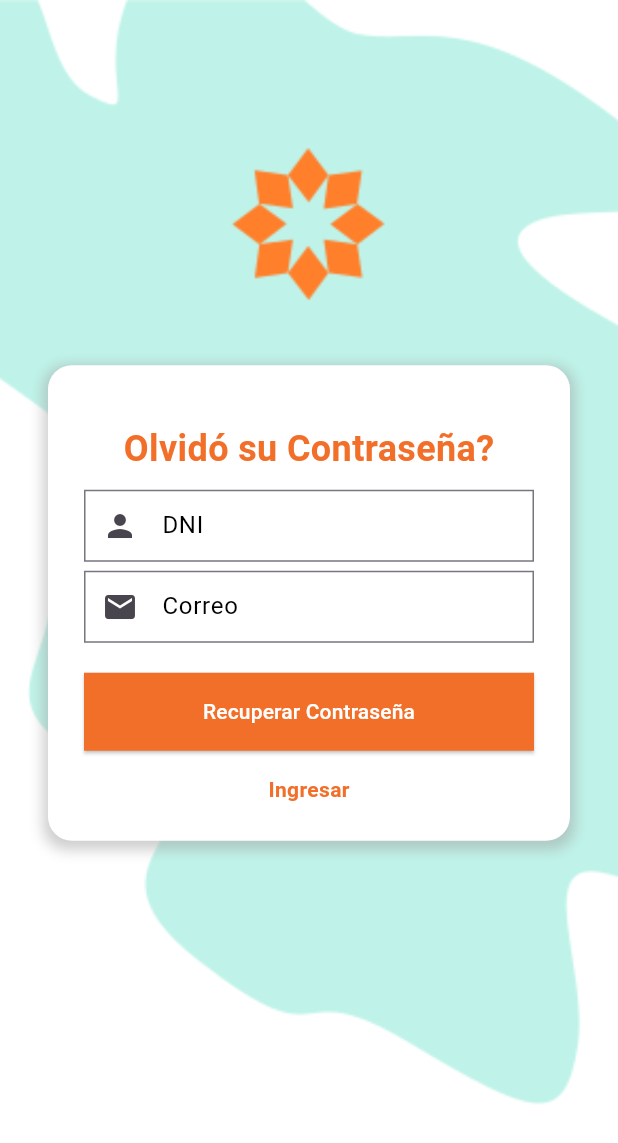
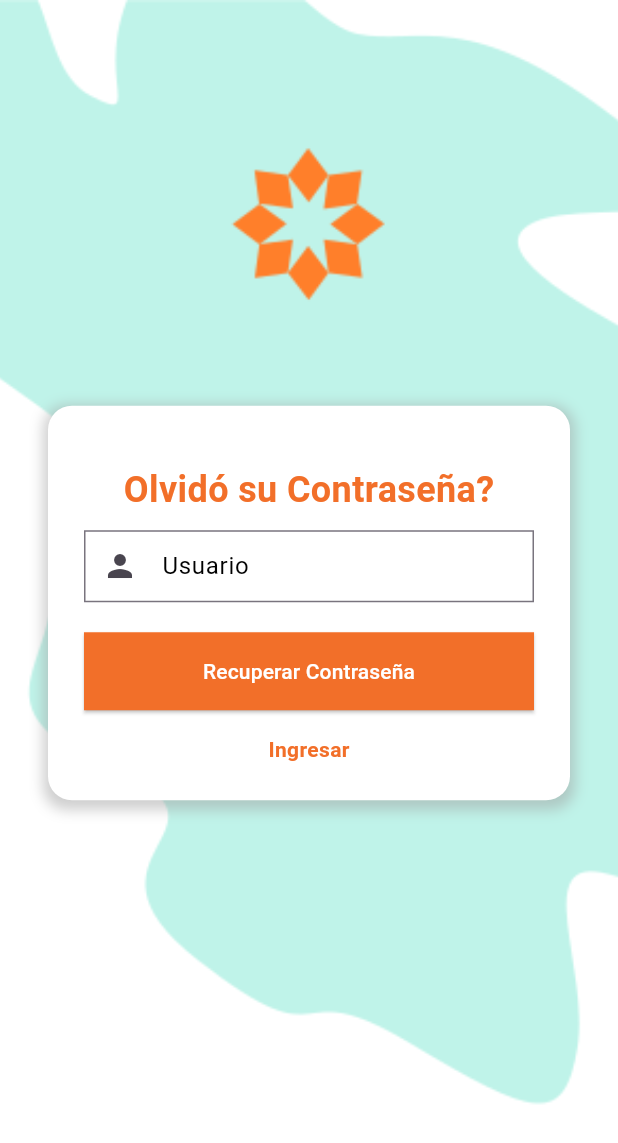
Before and after one commit to Denwort/asistencia-ulima, a Flutter app: the screen it shows after launch, after a tap on "Ingresar", after a tap on "Recuperar Contraseña", on a phone screen of 412 x 824 dp. Shown: the top 1143 px of the screen. Run offline on Flutter 3.47's test engine with Material 3 defaults, Android fonts, the phone set to English and light mode, and no system bars; our stand-ins replace font_awesome_flutter, get, qr_flutter, shared_preferences; missing offline and left inert: qr_code_scanner; network calls fail.

Commit message:
ahora si funka :D

```diff
--- a/lib/configs/constants.dart
+++ b/lib/configs/constants.dart
@@ -1,4 +1,4 @@
 // lib/configs/constansts.dart
-const String BASE_URL = "http://192.168.18.92:4567/";
+const String BASE_URL = "http://192.168.1.11:4567/";
 
 //ESTO CAMBIAR SEGUN SU IP --> ACCEDIENDO A IPCONFIG en la terminal
--- a/lib/models/entities/Usuario.dart
+++ b/lib/models/entities/Usuario.dart
@@ -11,6 +11,7 @@ class Usuario {
   String rol;
   String nombres;
   String apellidos;
+  String correo;
 
   Usuario.empty()
       : id = 0,
@@ -18,7 +19,8 @@ class Usuario {
         contrasenia = '',
         rol = '',
         nombres = '',
-        apellidos = '';
+        apellidos = '',
+        correo = '';
 
   Usuario({
     required this.id,
@@ -27,6 +29,7 @@ class Usuario {
     required this.rol,
     required this.nombres,
     required this.apellidos,
+    required this.correo,
   });
 
   factory Usuario.fromJson(Map<String, dynamic> json) => Usuario(
@@ -36,6 +39,7 @@ class Usuario {
         rol: json["rol"],
         nombres: json["nombres"],
         apellidos: json["apellidos"],
+        correo: json["correo"],
       );
 
   Map<String, dynamic> toJson() => {
@@ -45,11 +49,12 @@ class Usuario {
         "rol": rol,
         "nombres": nombres,
         "apellidos": apellidos,
+        "correo": correo,
       };
 
   @override
   String toString() {
-    return 'Usuario -> id: ${id}, usuario: ${this.usuario}, contrasenia: ${this.contrasenia}, rol: ${this.rol}, nombres: ${this.nombres}, apellidos: ${this.apellidos}';
+    return 'Usuario -> id: ${id}, usuario: ${this.usuario}, contrasenia: ${this.contrasenia}, rol: ${this.rol}, nombres: ${this.nombres}, apellidos: ${this.apellidos}, correo: ${this.correo}';
   }
 
   static List<Usuario> lista = [
@@ -61,6 +66,7 @@ class Usuario {
       rol: 'profesor',
       nombres: 'Pepe',
       apellidos: 'Valdivia',
+      correo: "pepe@gmail.com",
     ),
     // ESTE USUARIO SI HACE MATCH CON EL DE LA BASE DE DATOS
     Usuario(
@@ -70,6 +76,7 @@ class Usuario {
       rol: 'profesor',
       nombres: 'Hernan',
       apellidos: 'Nina',
+      correo: "nina@gmail.com",
     ),
     // ESTE USUARIO SI HACE MATCH CON EL DE LA BASE DE DATOS
     Usuario(
@@ -79,6 +86,7 @@ class Usuario {
       rol: 'alumno',
       nombres: 'mateo',
       apellidos: 'alvarez',
+      correo: "20212407@aloe.ulima.edu.pe",
     ),
     Usuario(
       id: 1,
@@ -87,6 +95,7 @@ class Usuario {
       rol: 'alumno',
       nombres: 'cliff',
       apellidos: 'de la cruz',
+      correo: "cliff@gmail.com",
     ),
   ];
 }
--- a/lib/pages/login/login_controller.dart
+++ b/lib/pages/login/login_controller.dart
@@ -4,7 +4,7 @@ import 'package:get/get_rx/get_rx.dart';
 import 'package:ulimagym/pages/home/home_page.dart';
 import '../../models/entities/Usuario.dart';
 import '../recover/recover_page.dart';
-import '../../auth/authService.dart';
+import 'package:ulimagym/services/login_service.dart';
 
 class LoginController extends GetxController {
   TextEditingController userController = TextEditingController();
@@ -12,46 +12,28 @@ class LoginController extends GetxController {
   RxString message = ''.obs;
   var messageColor = Colors.white.obs;
 
-  List<Usuario> usuarios = Usuario.lista;
-
   Future<void> login(BuildContext context) async {
-    print('hola desde el controlador');
-    print(userController.text);
-    print(passController.text);
     String user = userController.text;
     String password = passController.text;
-    bool found = false;
-    Usuario userLogged = Usuario.empty();
-    for (Usuario u in this.usuarios) {
-      print('1 ++++++++++++++++++++');
-      print(user);
-      print(password);
-      print(u);
-      if (u.usuario == user && u.contrasenia == password) {
-        found = true;
-        userLogged = u;
-      }
-    }
 
-    //se agrego una condicional con el fin de identificar al profesor
-
-    if (found) {
+     try {
+      Usuario userLogged = await LoginService().login(user, password);
       print('usuario correcto');
       message.value = 'Usuario correcto';
       messageColor.value = Colors.green;
-      await AuthService().saveUsuario(userLogged);
+
       Navigator.of(context).pushAndRemoveUntil(
         MaterialPageRoute(
-            builder: (context) => HomePage(usuarioLogged: userLogged,)
-            ),
-            (Route<dynamic> route) => false,
+          builder: (context) => HomePage(usuarioLogged: userLogged),
+        ),
+        (Route<dynamic> route) => false,
       );
-
-    } else {
+    } catch (e) {
       print('error: usuario incorrecto');
       message.value = 'Usuario incorrecto';
       messageColor.value = Colors.red;
     }
+
     Future.delayed(Duration(seconds: 5), () {
       message.value = '';
     });
--- a/lib/pages/recover/recover_controller.dart
+++ b/lib/pages/recover/recover_controller.dart
@@ -1,13 +1,24 @@
 import 'package:flutter/material.dart';
 import 'package:get/get.dart';
+import 'dart:convert';
+import 'package:http/http.dart' as http;
+import '../../models/entities/Usuario.dart';
+import '../recover/recover_page.dart';
+import 'package:ulimagym/services/recuperar_service.dart';
+import 'package:ulimagym/pages/home/home_page.dart';
 
 class RecoverController extends GetxController {
-  TextEditingController dniController = TextEditingController();
-  TextEditingController emailController = TextEditingController();
-  RxString message = 'primer mensaje'.obs;
-  var messageColor = Colors.white.obs;
+  TextEditingController usernameController = TextEditingController();
 
-  void resetPassword() {
-    print('falta resetPassword');
+  Future<void> resetPassword(BuildContext context) async {
+    String username = usernameController.text;
+
+    try {
+      await RecuperarService().recuperar(username);
+      print('usuario correcto');
+    } catch (e) {
+      print('error: usuario incorrecto');
+      print(e);
+    }
   }
 }
--- a/lib/pages/recover/recover_page.dart
+++ b/lib/pages/recover/recover_page.dart
@@ -1,6 +1,5 @@
 import 'package:flutter/material.dart';
 import 'package:get/get.dart';
-import 'package:ulimagym/pages/login/login_page.dart';
 import 'recover_controller.dart';
 
 class RecoverPage extends StatelessWidget {
@@ -43,7 +42,7 @@ class RecoverPage extends StatelessWidget {
   Widget _form(BuildContext context, bool isKeyboardOpen) {
     return Container(
       padding: EdgeInsets.all(24.0),
-      margin: EdgeInsets.fromLTRB(0.0, 0.0 , 0.0 , isKeyboardOpen ? 200.0 : 0.0),
+      margin: EdgeInsets.fromLTRB(0.0, 0.0, 0.0, isKeyboardOpen ? 200.0 : 0.0),
       decoration: BoxDecoration(
         color: Colors.white,
         borderRadius: BorderRadius.circular(16.0),
@@ -72,7 +71,7 @@ class RecoverPage extends StatelessWidget {
           TextFormField(
             style: TextStyle(fontSize: 16),
             decoration: InputDecoration(
-              labelText: 'DNI',
+              labelText: 'Usuario',
               labelStyle: TextStyle(color: Colors.black),
               prefixIcon: Icon(Icons.person),
               border: OutlineInputBorder(
@@ -83,31 +82,14 @@ class RecoverPage extends StatelessWidget {
                 borderSide: BorderSide(color: Colors.black),
               ),
             ),
-            controller: control.dniController,
-          ),
-          SizedBox(height: 6),
-          TextFormField(
-            style: TextStyle(fontSize: 16),
-            decoration: InputDecoration(
-              labelText: 'Correo',
-              labelStyle: TextStyle(color: Colors.black),
-              prefixIcon: Icon(Icons.email),
-              border: OutlineInputBorder(
-                borderRadius: BorderRadius.zero,
-              ),
-              contentPadding: EdgeInsets.symmetric(vertical: 10, horizontal: 10),
-              focusedBorder: OutlineInputBorder(
-                borderSide: BorderSide(color: Colors.black),
-              ),
-            ),
-            controller: control.emailController,
+            controller: control.usernameController,
           ),
           SizedBox(height: 20),
           SizedBox(
             width: double.infinity,
             child: ElevatedButton(
               onPressed: () {
-                control.resetPassword();
+                control.resetPassword(context);
               },
               style: ElevatedButton.styleFrom(
                 backgroundColor: Color(0xFFF26F29),
--- /dev/null
+++ b/lib/services/login_service.dart
@@ -0,0 +1,22 @@
+import 'dart:convert';
+import 'package:ulimagym/configs/constants.dart';
+import 'package:http/http.dart' as http;
+import '../models/entities/Usuario.dart';
+
+class LoginService {
+  Future<Usuario> login(String usuario, String contrasenia) async {
+    final url = Uri.parse('${BASE_URL}login?usuario=$usuario&contrasenia=$contrasenia');
+
+    final response = await http.get(url);
+
+    print('Status Code: ${response.statusCode}');
+    print('Response Body: ${response.body}');
+
+    if (response.statusCode == 200) {
+      final Map<String, dynamic> jsonResponse = jsonDecode(response.body);
+      return Usuario.fromJson(jsonResponse);
+    } else {
+      throw Exception('Failed to login');
+    }
+  }
+}
--- /dev/null
+++ b/lib/services/recuperar_service.dart
@@ -0,0 +1,20 @@
+import 'dart:convert';
+import 'package:ulimagym/configs/constants.dart';
+import 'package:http/http.dart' as http;
+import '../models/entities/Usuario.dart';
+
+class RecuperarService {
+  Future<void> recuperar(String usuario) async {
+    final url = Uri.parse('${BASE_URL}recuperar?usuario=$usuario');
+    final response = await http.get(url);
+
+    print('Status Code: ${response.statusCode}');
+    print('Response Body: ${response.body}');
+
+    if (response.statusCode == 200) {
+      final Map<String, dynamic> jsonResponse = jsonDecode(response.body);
+    } else {
+      throw Exception('Failed to login');
+    }
+  }
+}
```
Also changed, not shown: lib/models/entities/Usuario1.dart (added, +69 -0 lines), pubspec.lock, 1 other file.
